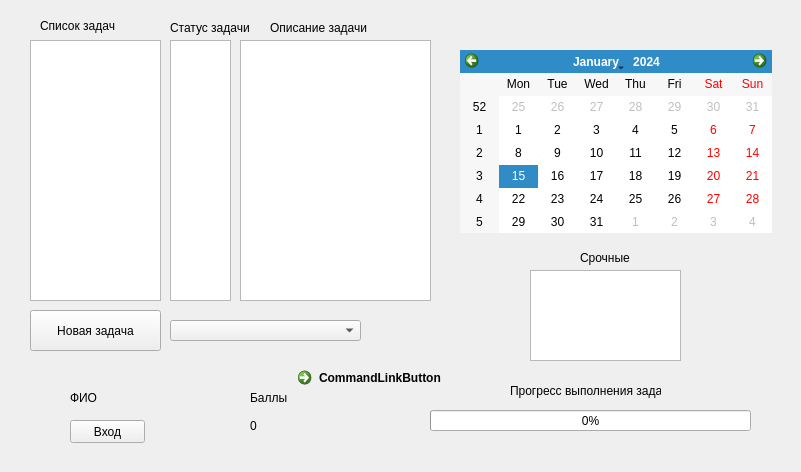
keregan/Active_staff_motivation_qt, file ui.ui: the form before one commit.
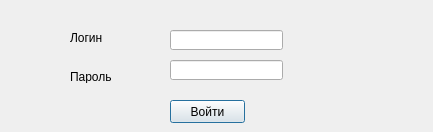
The form after the commit.

Commit message: New_task_open + reg_open + main

```diff
--- a/ui.ui
+++ b/ui.ui
@@ -1,16 +1,13 @@
 <?xml version="1.0" encoding="UTF-8"?>
 <ui version="4.0">
- <class>MainWindow</class>
- <widget class="QMainWindow" name="MainWindow">
-  <property name="enabled">
-   <bool>true</bool>
-  </property>
+ <class>Dialog</class>
+ <widget class="QDialog" name="Dialog">
   <property name="geometry">
    <rect>
     <x>0</x>
     <y>0</y>
-    <width>801</width>
-    <height>472</height>
+    <width>433</width>
+    <height>132</height>
    </rect>
   </property>
   <property name="mouseTracking">
@@ -22,100 +19,37 @@
   <property name="windowTitle">
    <string>MainWindow</string>
   </property>
-  <property name="animated">
-   <bool>false</bool>
-  </property>
-  <widget class="QWidget" name="centralwidget">
-   <widget class="QListView" name="completed_task">
-    <property name="geometry">
-     <rect>
-      <x>30</x>
-      <y>40</y>
-      <width>131</width>
-      <height>261</height>
-     </rect>
-    </property>
-   </widget>
-   <widget class="QListView" name="tasks_in_progress">
-    <property name="geometry">
-     <rect>
-      <x>240</x>
-      <y>40</y>
-      <width>191</width>
-      <height>261</height>
-     </rect>
-    </property>
-   </widget>
-   <widget class="QListView" name="new_tasks">
-    <property name="geometry">
-     <rect>
-      <x>170</x>
-      <y>40</y>
-      <width>61</width>
-      <height>261</height>
-     </rect>
-    </property>
-   </widget>
    <widget class="QLabel" name="label">
     <property name="geometry">
      <rect>
-      <x>40</x>
-      <y>10</y>
-      <width>121</width>
-      <height>31</height>
+     <x>70</x>
+     <y>30</y>
+     <width>47</width>
+     <height>16</height>
      </rect>
     </property>
     <property name="text">
-     <string>Список задач</string>
+    <string>Логин</string>
     </property>
    </widget>
    <widget class="QLabel" name="label_2">
     <property name="geometry">
      <rect>
-      <x>270</x>
-      <y>20</y>
-      <width>111</width>
-      <height>16</height>
+     <x>70</x>
+     <y>70</y>
+     <width>47</width>
+     <height>13</height>
      </rect>
     </property>
     <property name="text">
-     <string>Описание задачи</string>
-    </property>
-   </widget>
-   <widget class="QLabel" name="label_3">
+    <string>Пароль</string>
+   </property>
+  </widget>
+  <widget class="QPushButton" name="pushButton">
     <property name="geometry">
      <rect>
       <x>170</x>
-      <y>20</y>
-      <width>81</width>
-      <height>16</height>
-     </rect>
-    </property>
-    <property name="text">
-     <string>Статус задачи</string>
-    </property>
-   </widget>
-   <widget class="QLabel" name="user_data">
-    <property name="geometry">
-     <rect>
-      <x>70</x>
-      <y>390</y>
-      <width>91</width>
-      <height>16</height>
-     </rect>
-    </property>
-    <property name="text">
-     <string>ФИО</string>
-    </property>
-   </widget>
-   <widget class="QPushButton" name="registration_window">
-    <property name="enabled">
-     <bool>true</bool>
-    </property>
-    <property name="geometry">
-     <rect>
-      <x>70</x>
-      <y>420</y>
+     <y>100</y>
       <width>75</width>
       <height>23</height>
      </rect>
@@ -124,130 +58,28 @@
      <bool>true</bool>
     </property>
     <property name="text">
-     <string>Вход</string>
-    </property>
-   </widget>
-   <widget class="QLabel" name="money">
+    <string>Войти</string>
+   </property>
+  </widget>
+  <widget class="QLineEdit" name="lineEdit">
     <property name="geometry">
      <rect>
-      <x>250</x>
-      <y>410</y>
-      <width>61</width>
-      <height>31</height>
-     </rect>
-    </property>
-    <property name="text">
-     <string>0</string>
-    </property>
-   </widget>
-   <widget class="QLabel" name="label_8">
+     <x>170</x>
+     <y>30</y>
+     <width>113</width>
+     <height>20</height>
+    </rect>
+   </property>
+  </widget>
+  <widget class="QLineEdit" name="lineEdit_2">
     <property name="geometry">
      <rect>
-      <x>250</x>
-      <y>390</y>
-      <width>71</width>
-      <height>16</height>
-     </rect>
-    </property>
-    <property name="text">
-     <string>Баллы</string>
-    </property>
-   </widget>
-   <widget class="QProgressBar" name="progressBar_raise">
-    <property name="geometry">
-     <rect>
-      <x>430</x>
-      <y>410</y>
-      <width>321</width>
-      <height>21</height>
-     </rect>
-    </property>
-    <property name="value">
-     <number>0</number>
-    </property>
-   </widget>
-   <widget class="QLabel" name="label_10">
-    <property name="geometry">
-     <rect>
-      <x>510</x>
-      <y>380</y>
-      <width>151</width>
-      <height>21</height>
-     </rect>
-    </property>
-    <property name="text">
-     <string>Прогресс выполнения задач</string>
-    </property>
-   </widget>
-   <widget class="QPushButton" name="pushButton">
-    <property name="geometry">
-     <rect>
-      <x>30</x>
-      <y>310</y>
-      <width>131</width>
-      <height>41</height>
-     </rect>
-    </property>
-    <property name="text">
-     <string>Новая задача</string>
-    </property>
-   </widget>
-   <widget class="QCalendarWidget" name="calendarWidget">
-    <property name="geometry">
-     <rect>
-      <x>460</x>
-      <y>50</y>
-      <width>312</width>
-      <height>183</height>
-     </rect>
-    </property>
-   </widget>
-   <widget class="QLabel" name="label_4">
-    <property name="geometry">
-     <rect>
-      <x>580</x>
-      <y>250</y>
-      <width>71</width>
-      <height>16</height>
-     </rect>
-    </property>
-    <property name="text">
-     <string>Срочные</string>
-    </property>
-   </widget>
-   <widget class="QListView" name="tasks_in_progress_2">
-    <property name="geometry">
-     <rect>
-      <x>530</x>
-      <y>270</y>
-      <width>151</width>
-      <height>91</height>
-     </rect>
-    </property>
-   </widget>
-   <widget class="QComboBox" name="comboBox">
-    <property name="geometry">
-     <rect>
       <x>170</x>
-      <y>320</y>
-      <width>191</width>
-      <height>21</height>
-     </rect>
-    </property>
-   </widget>
-   <widget class="QCommandLinkButton" name="commandLinkButton">
-    <property name="geometry">
-     <rect>
-      <x>290</x>
-      <y>360</y>
-      <width>185</width>
-      <height>41</height>
-     </rect>
-    </property>
-    <property name="text">
-     <string>CommandLinkButton</string>
-    </property>
-   </widget>
+     <y>60</y>
+     <width>113</width>
+     <height>20</height>
+    </rect>
+   </property>
   </widget>
  </widget>
  <resources/>
```
Left out of the diff: 11 changed lines with no effect on the pictures. Lines whose indentation alone changed are shown as unchanged. The commit also changes 4 other files.
